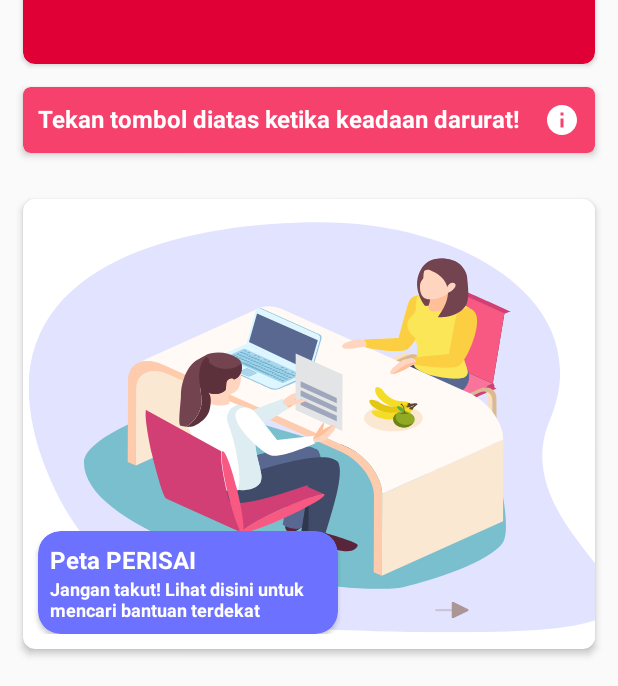
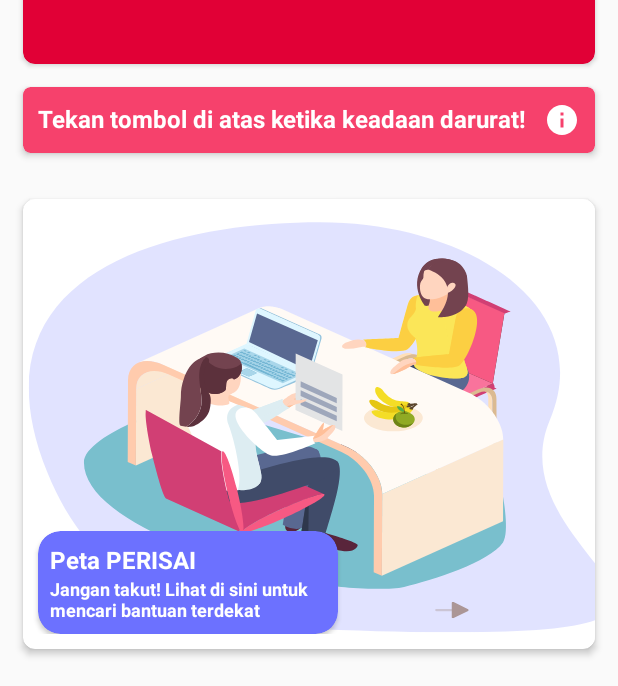
Before and after one commit to khaerulumam11/Perisai, an Android app: the layout activity_main.xml on its own in the app's theme, with its tools: preview values and no code run, scrolled down 120 dp, on a phone screen of 412 x 824 dp. Shown: the part 414-1100 px from the top of the screen. Run offline under Robolectric (Android 15) with nearby library versions, the phone set to English and light mode, and no system bars.

Commit message:
- penambahan max volume pada bunyi alarm (done) - perubahan nada alarm (done) - perubahan beberapa nomenklatur dan fungs button (done)

```diff
--- a/app/src/main/res/layout/activity_login.xml
+++ b/app/src/main/res/layout/activity_login.xml
@@ -30,7 +30,7 @@
             <TextView
                 android:layout_width="wrap_content"
                 android:layout_height="wrap_content"
-                android:text="Teman PERISAI,"
+                android:text="Teman PERISAI !"
                 android:fontFamily="sans-serif-black"
                 android:layout_gravity="center"
                 android:textStyle="bold"
--- a/app/src/main/res/layout/activity_main.xml
+++ b/app/src/main/res/layout/activity_main.xml
@@ -112,7 +112,7 @@
                 android:textSize="16dp"
                 android:drawableRight="@drawable/ic_baseline_info_white_24"
                 android:layout_gravity="center"
-                android:text="Tekan tombol diatas ketika keadaan darurat!"/>
+                android:text="Tekan tombol di atas ketika keadaan darurat!"/>
         </androidx.cardview.widget.CardView>
         <androidx.cardview.widget.CardView
             android:layout_width="match_parent"
@@ -156,7 +156,7 @@
                         <TextView
                             android:layout_width="match_parent"
                             android:layout_height="match_parent"
-                            android:text="Jangan takut! Lihat disini untuk mencari bantuan terdekat"
+                            android:text="Jangan takut! Lihat di sini untuk mencari bantuan terdekat"
                             android:textColor="@color/white"
                             android:textSize="12dp"
                             android:textStyle="bold"/>
--- a/app/src/main/res/layout/dialog_panic_button_info.xml
+++ b/app/src/main/res/layout/dialog_panic_button_info.xml
@@ -43,7 +43,7 @@
                 android:layout_height="wrap_content"
                 android:lineSpacingExtra="5dp"
                 android:justificationMode="inter_word"
-                android:text="anic button dapat membantu kalian melindungi diri lho! Dengan menekan panic button maka akan memunculkan bunyi alarm dari HP kalian sehingga teman-teman sekitar dapat mengetahui keberadaan kalian!"
+                android:text="Panic button dapat membantu kalian melindungi diri lho! Dengan menekan panic button maka akan memunculkan bunyi alarm dari HP kalian sehingga teman-teman sekitar dapat mengetahui keberadaan kalian!"
                 android:textSize="18sp"
                 android:textColor="@color/white"/>
             <LinearLayout
```
Also changed, not shown: app/src/main/java/co/id/perisaijava/AlarmInfoActivity.kt (+13 -4 lines), app/src/main/java/co/id/perisaijava/MainActivity.kt (+21 -3 lines), app/src/main/java/co/id/perisaijava/MapsActivity.kt (+9 -0 lines), 1 other file.
